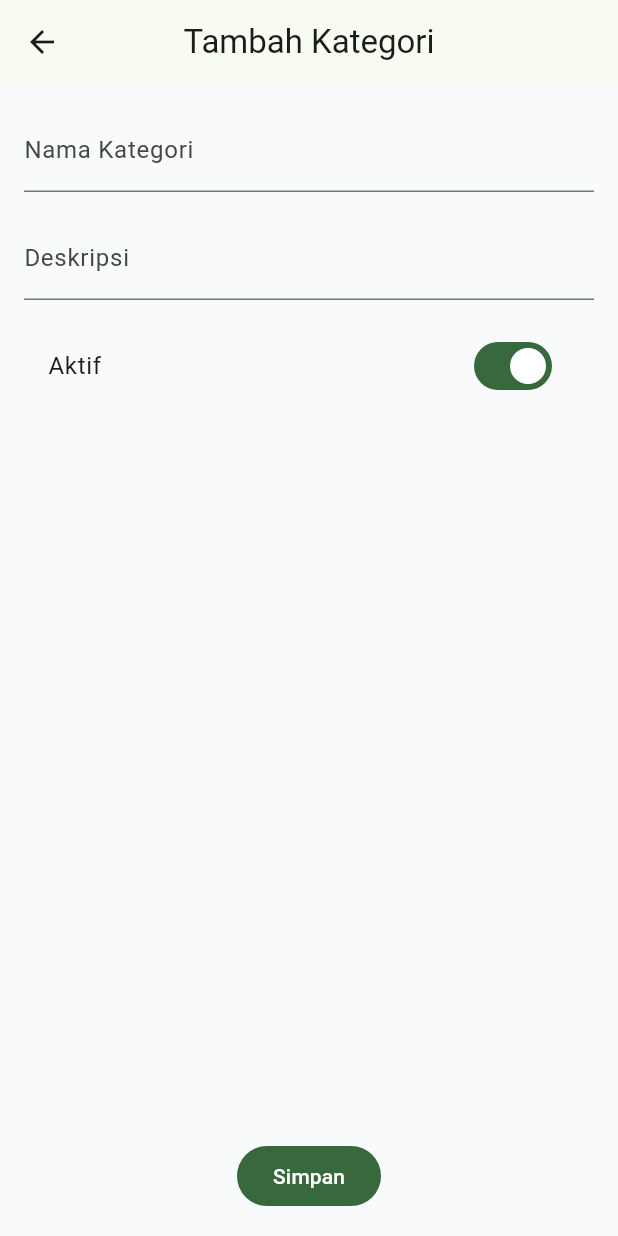
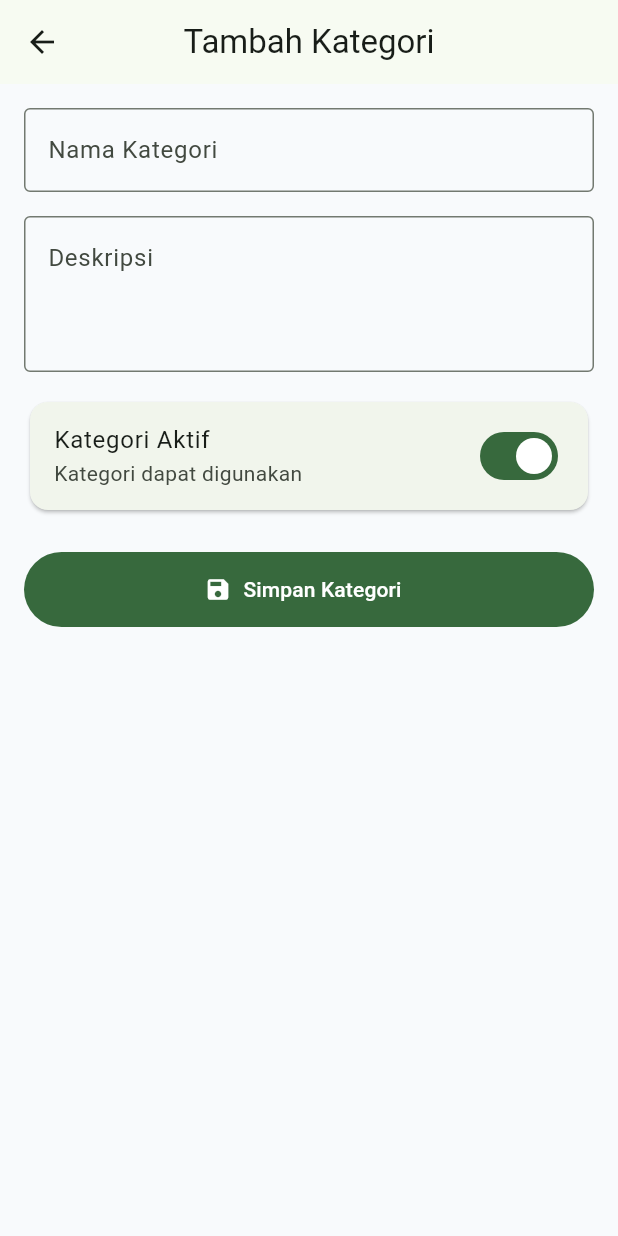
Before and after one commit to garukiri99-ux/hafsh_business_suite, a Flutter app: the CategoryFormPage screen opened directly, on a phone screen of 412 x 824 dp. Run offline on Flutter 3.47's test engine with Material 3 defaults, Android fonts, the phone set to English and light mode, and no system bars; our stand-ins replace cloud_firestore, equatable, firebase_auth, firebase_core, flutter_riverpod, go_router and 1 more; missing offline and left inert: print_bluetooth_thermal; accounts and stored records are empty.

Commit message:
feat(category): complete category form

```diff
--- a/lib/features/category/presentation/pages/category_form_page.dart
+++ b/lib/features/category/presentation/pages/category_form_page.dart
@@ -1,8 +1,11 @@
 import 'package:flutter/material.dart';
+import 'package:flutter_riverpod/flutter_riverpod.dart';
+import 'package:uuid/uuid.dart';
 
 import '../../domain/entities/category.dart';
+import '../../providers/category_provider.dart';
 
-class CategoryFormPage extends StatefulWidget {
+class CategoryFormPage extends ConsumerStatefulWidget {
   const CategoryFormPage({
     super.key,
     this.category,
@@ -11,16 +14,20 @@ class CategoryFormPage extends StatefulWidget {
   final Category? category;
 
   @override
-  State<CategoryFormPage> createState() => _CategoryFormPageState();
+  ConsumerState<CategoryFormPage> createState() =>
+      _CategoryFormPageState();
 }
 
-class _CategoryFormPageState extends State<CategoryFormPage> {
+class _CategoryFormPageState
+    extends ConsumerState<CategoryFormPage> {
   final _formKey = GlobalKey<FormState>();
 
   late final TextEditingController _nameController;
   late final TextEditingController _descriptionController;
 
   bool _isActive = true;
+
+  bool get isEdit => widget.category != null;
 
   @override
   void initState() {
@@ -44,66 +51,152 @@ class _CategoryFormPageState extends State<CategoryFormPage> {
     super.dispose();
   }
 
+  Future<void> _save() async {
+    if (!_formKey.currentState!.validate()) {
+      return;
+    }
+
+    final controller =
+        ref.read(categoryControllerProvider.notifier);
+
+    final now = DateTime.now();
+
+    final category = Category(
+      id: widget.category?.id ??
+          const Uuid().v4(),
+      name: _nameController.text.trim(),
+      description:
+          _descriptionController.text
+                  .trim()
+                  .isEmpty
+              ? null
+              : _descriptionController.text.trim(),
+      isActive: _isActive,
+      createdAt:
+          widget.category?.createdAt ?? now,
+      updatedAt: now,
+    );
+
+    if (isEdit) {
+      await controller.updateCategory(category);
+    } else {
+      await controller.addCategory(category);
+    }
+
+    if (!mounted) {
+      return;
+    }
+
+    Navigator.pop(context);
+
+    ScaffoldMessenger.of(context).showSnackBar(
+      SnackBar(
+        content: Text(
+          isEdit
+              ? 'Kategori berhasil diperbarui'
+              : 'Kategori berhasil ditambahkan',
+        ),
+      ),
+    );
+  }
+
   @override
   Widget build(BuildContext context) {
-    final isEdit = widget.category != null;
-
     return Scaffold(
       appBar: AppBar(
         title: Text(
-          isEdit ? 'Edit Kategori' : 'Tambah Kategori',
+          isEdit
+              ? 'Edit Kategori'
+              : 'Tambah Kategori',
         ),
       ),
-      body: Padding(
+      body: Form(
+        key: _formKey,
+        child: ListView(
           padding: const EdgeInsets.all(16),
-        child: Form(
-          key: _formKey,
-          child: Column(
           children: [
                         TextFormField(
               controller: _nameController,
+              textInputAction: TextInputAction.next,
               decoration: const InputDecoration(
                 labelText: 'Nama Kategori',
+                hintText: 'Contoh: Biji Kopi',
+                border: OutlineInputBorder(),
               ),
               validator: (value) {
-                  if (value == null || value.trim().isEmpty) {
+                if (value == null ||
+                    value.trim().isEmpty) {
                   return 'Nama kategori wajib diisi';
                 }
+
+                if (value.trim().length < 3) {
+                  return 'Minimal 3 karakter';
+                }
+
                 return null;
               },
             ),
+
             const SizedBox(height: 16),
+
             TextFormField(
               controller: _descriptionController,
+              maxLines: 3,
+              textInputAction: TextInputAction.done,
               decoration: const InputDecoration(
                 labelText: 'Deskripsi',
+                hintText:
+                    'Deskripsi kategori (opsional)',
+                border: OutlineInputBorder(),
+                alignLabelWithHint: true,
               ),
             ),
+
             const SizedBox(height: 16),
-              SwitchListTile(
-                title: const Text('Aktif'),
+
+            Card(
+              child: SwitchListTile(
                 value: _isActive,
+                contentPadding:
+                    const EdgeInsets.symmetric(
+                  horizontal: 16,
+                ),
+                title: const Text(
+                  'Kategori Aktif',
+                ),
+                subtitle: Text(
+                  _isActive
+                      ? 'Kategori dapat digunakan'
+                      : 'Kategori dinonaktifkan',
+                ),
                 onChanged: (value) {
                   setState(() {
                     _isActive = value;
                   });
                 },
               ),
-              const Spacer(),
-              FilledButton(
-                onPressed: () {
-                  if (_formKey.currentState!.validate()) {
-                    Navigator.pop(context);
-                  }
-                },
-                child: Text(
-                  isEdit ? 'Update' : 'Simpan',
+            ),
+
+            const SizedBox(height: 24),
+
+            SizedBox(
+              width: double.infinity,
+              height: 50,
+              child: FilledButton.icon(
+                onPressed: _save,
+                icon: const Icon(
+                  Icons.save,
+                ),
+                label: Text(
+                  isEdit
+                      ? 'Update Kategori'
+                      : 'Simpan Kategori',
+                ),
               ),
             ),
          ],
         ),
       ),
-      ),
     );
   }
 }
```
Lines whose indentation alone changed are shown as unchanged.
